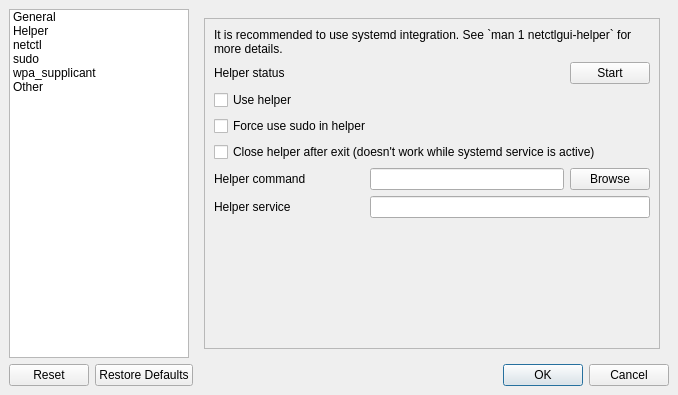
The window that sources/gui/src/settingswindow.ui (arcan1s/netctl-gui) describes before a commit, drawn with Qt 5.
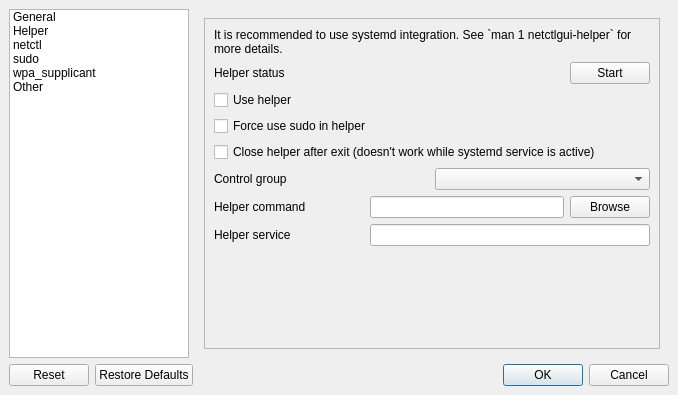
The same window after the commit. The open tabs and pages were chosen to show the change. Icons and pictures are not drawn.

Patch:
```diff
--- a/sources/gui/src/settingswindow.ui
+++ b/sources/gui/src/settingswindow.ui
@@ -303,6 +303,24 @@
                 </property>
                </widget>
               </item>
+              <item>
+               <layout class="QHBoxLayout" name="layout_group">
+                <item>
+                 <widget class="QLabel" name="label_group">
+                  <property name="text">
+                   <string>Control group</string>
+                  </property>
+                 </widget>
+                </item>
+                <item>
+                 <widget class="QComboBox" name="comboBox_group">
+                  <property name="toolTip">
+                   <string>Select a language</string>
+                  </property>
+                 </widget>
+                </item>
+               </layout>
+              </item>
               <item>
                <layout class="QHBoxLayout" name="layout_helperPath">
                 <item>
```
Left out of the diff: 16 changed lines with no effect on the pictures.
